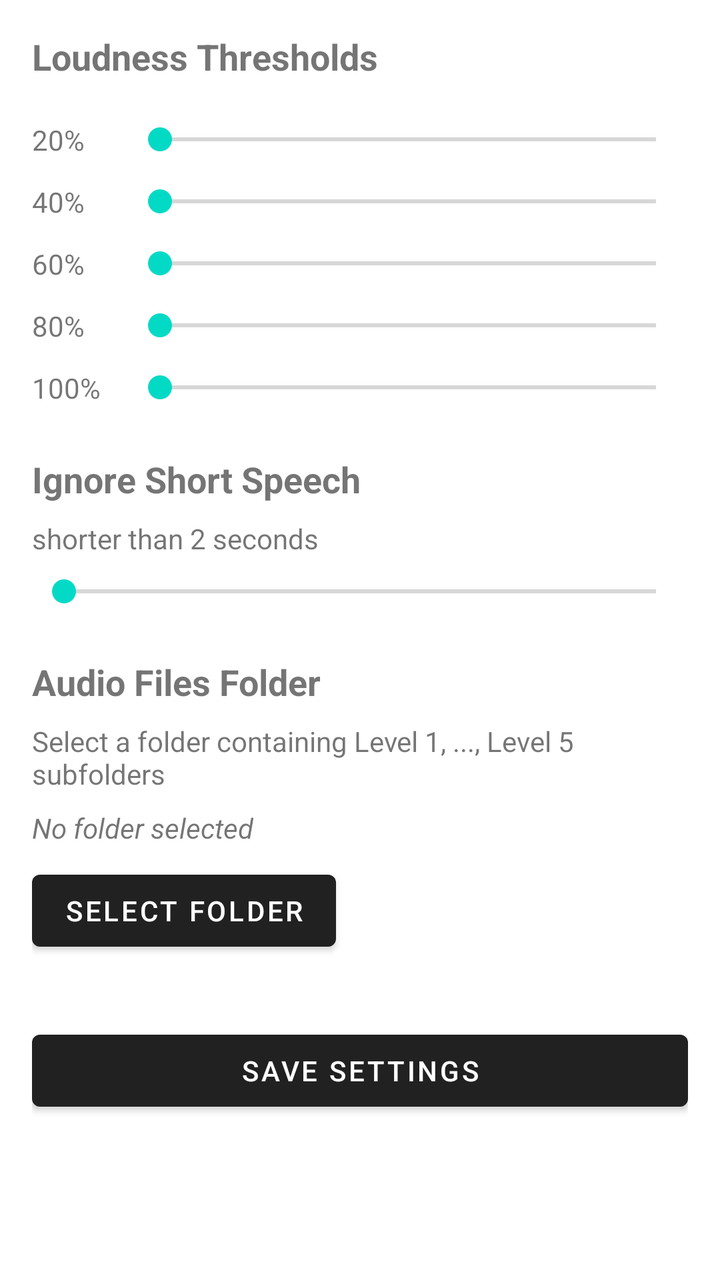
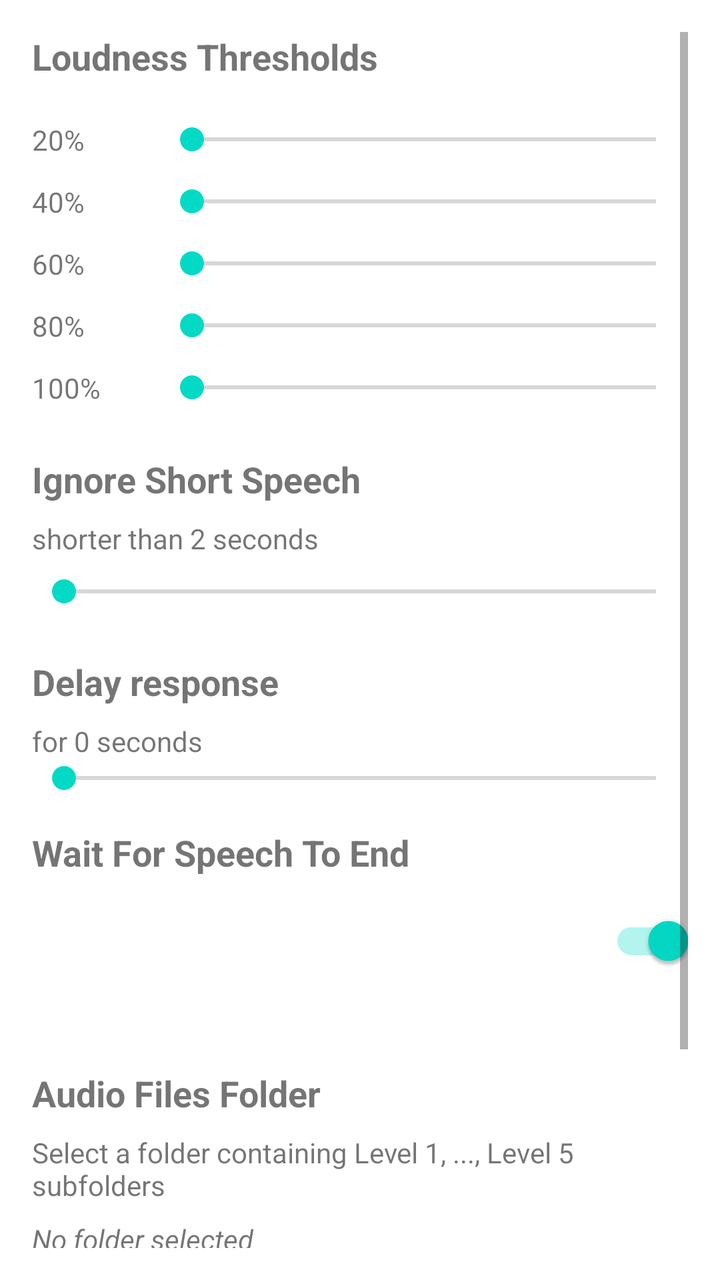

Before-and-after screenshots of an Android layout around one commit, followed by the original layout XML and the change that was made.
<!-- AndroidManifest.xml: application theme Theme.MaterialComponents.DayNight.DarkActionBar -->
<!-- res/layout/activity_settings.xml -->
<?xml version="1.0" encoding="utf-8"?>
<ScrollView xmlns:android="http://schemas.android.com/apk/res/android"
    android:layout_width="match_parent"
    android:layout_height="match_parent"
    android:padding="16dp">

    <LinearLayout
        android:layout_width="match_parent"
        android:layout_height="wrap_content"
        android:orientation="vertical">

        <TextView
            android:layout_width="wrap_content"
            android:layout_height="wrap_content"
            android:text="Loudness Thresholds"
            android:textSize="18sp"
            android:textStyle="bold"
            android:layout_marginBottom="8dp" />

        
        <LinearLayout android:layout_width="match_parent" android:layout_height="wrap_content" android:orientation="horizontal" android:gravity="center_vertical" android:layout_marginTop="12dp">
            <TextView android:id="@+id/tvThreshold1" android:layout_width="48dp" android:layout_height="wrap_content" android:text="20%" />
            <SeekBar android:id="@+id/sbThreshold1" android:layout_width="match_parent" android:layout_height="wrap_content" />
        </LinearLayout>
        
        <LinearLayout android:layout_width="match_parent" android:layout_height="wrap_content" android:orientation="horizontal" android:gravity="center_vertical" android:layout_marginTop="12dp">
            <TextView android:id="@+id/tvThreshold2" android:layout_width="48dp" android:layout_height="wrap_content" android:text="40%" />
            <SeekBar android:id="@+id/sbThreshold2" android:layout_width="match_parent" android:layout_height="wrap_content" />
        </LinearLayout>
        
        <LinearLayout android:layout_width="match_parent" android:layout_height="wrap_content" android:orientation="horizontal" android:gravity="center_vertical" android:layout_marginTop="12dp">
            <TextView android:id="@+id/tvThreshold3" android:layout_width="48dp" android:layout_height="wrap_content" android:text="60%" />
            <SeekBar android:id="@+id/sbThreshold3" android:layout_width="match_parent" android:layout_height="wrap_content" />
        </LinearLayout>
        
        <LinearLayout android:layout_width="match_parent" android:layout_height="wrap_content" android:orientation="horizontal" android:gravity="center_vertical" android:layout_marginTop="12dp">
            <TextView android:id="@+id/tvThreshold4" android:layout_width="48dp" android:layout_height="wrap_content" android:text="80%" />
            <SeekBar android:id="@+id/sbThreshold4" android:layout_width="match_parent" android:layout_height="wrap_content" />
        </LinearLayout>
        
        <LinearLayout android:layout_width="match_parent" android:layout_height="wrap_content" android:orientation="horizontal" android:gravity="center_vertical" android:layout_marginTop="12dp">
            <TextView android:id="@+id/tvThreshold5" android:layout_width="48dp" android:layout_height="wrap_content" android:text="100%" />
            <SeekBar android:id="@+id/sbThreshold5" android:layout_width="match_parent" android:layout_height="wrap_content" />
        </LinearLayout>

        <TextView
            android:layout_width="wrap_content"
            android:layout_height="wrap_content"
            android:text="Ignore Short Speech"
            android:textSize="18sp"
            android:textStyle="bold"
            android:layout_marginTop="24dp"
            android:layout_marginBottom="8dp" />

        <TextView
            android:id="@+id/tvDuration"
            android:layout_width="wrap_content"
            android:layout_height="wrap_content"
            android:text="shorter than 2 seconds"
            android:layout_marginBottom="8dp" />

        <SeekBar
            android:id="@+id/sbDuration"
            android:layout_width="match_parent"
            android:layout_height="wrap_content" />

        <TextView
            android:layout_width="wrap_content"
            android:layout_height="wrap_content"
            android:text="Audio Files Folder"
            android:textSize="18sp"
            android:textStyle="bold"
            android:layout_marginTop="24dp"
            android:layout_marginBottom="8dp" />
            
        <TextView
            android:layout_width="wrap_content"
            android:layout_height="wrap_content"
            android:text="Select a folder containing Level 1, ..., Level 5 subfolders"
            android:textSize="14sp" />

        <TextView
            android:id="@+id/tvFolderName"
            android:layout_width="wrap_content"
            android:layout_height="wrap_content"
            android:text="No folder selected"
            android:textStyle="italic"
            android:layout_marginTop="8dp"
            android:layout_marginBottom="8dp" />

        <Button
            android:id="@+id/btnSelectFolder"
            android:layout_width="wrap_content"
            android:layout_height="wrap_content"
            android:text="Select Folder" />

        <Button
            android:id="@+id/btnSave"
            android:layout_width="match_parent"
            android:layout_height="wrap_content"
            android:text="Save Settings"
            android:layout_marginTop="32dp" />
    </LinearLayout>
</ScrollView>
<!-- resources referenced by this layout -->
<resources>

</resources>

<!-- the commit's change to res/layout/activity_settings.xml (unified diff, before → after) -->
@@ -9,96 +9,56 @@
         android:layout_height="wrap_content"
         android:orientation="vertical">
 
-        <TextView
-            android:layout_width="wrap_content"
-            android:layout_height="wrap_content"
-            android:text="Loudness Thresholds"
-            android:textSize="18sp"
-            android:textStyle="bold"
-            android:layout_marginBottom="8dp" />
+        <TextView android:layout_width="wrap_content" android:layout_height="wrap_content" android:text="Loudness Thresholds" android:textSize="18sp" android:textStyle="bold" android:layout_marginBottom="8dp" />
 
         
         <LinearLayout android:layout_width="match_parent" android:layout_height="wrap_content" android:orientation="horizontal" android:gravity="center_vertical" android:layout_marginTop="12dp">
-            <TextView android:id="@+id/tvThreshold1" android:layout_width="48dp" android:layout_height="wrap_content" android:text="20%" />
+            <TextView android:id="@+id/tvThreshold1" android:layout_width="64dp" android:layout_height="wrap_content" android:text="20%" />
             <SeekBar android:id="@+id/sbThreshold1" android:layout_width="match_parent" android:layout_height="wrap_content" />
         </LinearLayout>
-        
         <LinearLayout android:layout_width="match_parent" android:layout_height="wrap_content" android:orientation="horizontal" android:gravity="center_vertical" android:layout_marginTop="12dp">
-            <TextView android:id="@+id/tvThreshold2" android:layout_width="48dp" android:layout_height="wrap_content" android:text="40%" />
+            <TextView android:id="@+id/tvThreshold2" android:layout_width="64dp" android:layout_height="wrap_content" android:text="40%" />
             <SeekBar android:id="@+id/sbThreshold2" android:layout_width="match_parent" android:layout_height="wrap_content" />
         </LinearLayout>
-        
         <LinearLayout android:layout_width="match_parent" android:layout_height="wrap_content" android:orientation="horizontal" android:gravity="center_vertical" android:layout_marginTop="12dp">
-            <TextView android:id="@+id/tvThreshold3" android:layout_width="48dp" android:layout_height="wrap_content" android:text="60%" />
+            <TextView android:id="@+id/tvThreshold3" android:layout_width="64dp" android:layout_height="wrap_content" android:text="60%" />
             <SeekBar android:id="@+id/sbThreshold3" android:layout_width="match_parent" android:layout_height="wrap_content" />
         </LinearLayout>
-        
         <LinearLayout android:layout_width="match_parent" android:layout_height="wrap_content" android:orientation="horizontal" android:gravity="center_vertical" android:layout_marginTop="12dp">
-            <TextView android:id="@+id/tvThreshold4" android:layout_width="48dp" android:layout_height="wrap_content" android:text="80%" />
+            <TextView android:id="@+id/tvThreshold4" android:layout_width="64dp" android:layout_height="wrap_content" android:text="80%" />
             <SeekBar android:id="@+id/sbThreshold4" android:layout_width="match_parent" android:layout_height="wrap_content" />
         </LinearLayout>
-        
         <LinearLayout android:layout_width="match_parent" android:layout_height="wrap_content" android:orientation="horizontal" android:gravity="center_vertical" android:layout_marginTop="12dp">
-            <TextView android:id="@+id/tvThreshold5" android:layout_width="48dp" android:layout_height="wrap_content" android:text="100%" />
+            <TextView android:id="@+id/tvThreshold5" android:layout_width="64dp" android:layout_height="wrap_content" android:text="100%" />
             <SeekBar android:id="@+id/sbThreshold5" android:layout_width="match_parent" android:layout_height="wrap_content" />
         </LinearLayout>
 
-        <TextView
-            android:layout_width="wrap_content"
-            android:layout_height="wrap_content"
-            android:text="Ignore Short Speech"
-            android:textSize="18sp"
-            android:textStyle="bold"
-            android:layout_marginTop="24dp"
-            android:layout_marginBottom="8dp" />
+        <TextView android:layout_width="wrap_content" android:layout_height="wrap_content" android:text="Ignore Short Speech" android:textSize="18sp" android:textStyle="bold" android:layout_marginTop="24dp" android:layout_marginBottom="8dp" />
+        <TextView android:id="@+id/tvDuration" android:layout_width="wrap_content" android:layout_height="wrap_content" android:text="shorter than 2 seconds" android:layout_marginBottom="8dp" />
+        <SeekBar android:id="@+id/sbDuration" android:layout_width="match_parent" android:layout_height="wrap_content" />
 
-        <TextView
-            android:id="@+id/tvDuration"
-            android:layout_width="wrap_content"
-            android:layout_height="wrap_content"
-            android:text="shorter than 2 seconds"
-            android:layout_marginBottom="8dp" />
+        
+        <TextView android:layout_width="wrap_content" android:layout_height="wrap_content" android:text="Delay response" android:textSize="18sp" android:textStyle="bold" android:layout_marginTop="24dp" android:layout_marginBottom="8dp" />
+        <LinearLayout android:layout_width="match_parent" android:layout_height="wrap_content" android:orientation="horizontal" android:gravity="center_vertical">
+            <TextView android:layout_width="wrap_content" android:layout_height="wrap_content" android:text="for " />
+            <TextView android:id="@+id/tvDelay" android:layout_width="wrap_content" android:layout_height="wrap_content" android:text="0 seconds" />
+        </LinearLayout>
+        <SeekBar android:id="@+id/sbDelay" android:layout_width="match_parent" android:layout_height="wrap_content" android:max="10" android:layout_marginBottom="16dp"/>
 
-        <SeekBar
-            android:id="@+id/sbDuration"
-            android:layout_width="match_parent"
-            android:layout_height="wrap_content" />
+        
+        <TextView android:layout_width="wrap_content" android:layout_height="wrap_content" android:text="Wait For Speech To End" android:textSize="18sp" android:textStyle="bold" android:layout_marginBottom="8dp" />
+        <androidx.appcompat.widget.SwitchCompat 
+            android:id="@+id/switchWaitForEnd" 
+            android:layout_width="match_parent" 
+            android:layout_height="wrap_content" 
+            android:checked="true" 
+            android:layout_marginBottom="16dp" />
 
-        <TextView
-            android:layout_width="wrap_content"
-            android:layout_height="wrap_content"
-            android:text="Audio Files Folder"
-            android:textSize="18sp"
-            android:textStyle="bold"
-            android:layout_marginTop="24dp"
-            android:layout_marginBottom="8dp" />
-            
-        <TextView
-            android:layout_width="wrap_content"
-            android:layout_height="wrap_content"
-            android:text="Select a folder containing Level 1, ..., Level 5 subfolders"
-            android:textSize="14sp" />
+        <TextView android:layout_width="wrap_content" android:layout_height="wrap_content" android:text="Audio Files Folder" android:textSize="18sp" android:textStyle="bold" android:layout_marginTop="24dp" android:layout_marginBottom="8dp" />
+        <TextView android:layout_width="wrap_content" android:layout_height="wrap_content" android:text="Select a folder containing Level 1, ..., Level 5 subfolders" android:textSize="14sp" />
+        <TextView android:id="@+id/tvFolderName" android:layout_width="wrap_content" android:layout_height="wrap_content" android:text="No folder selected" android:textStyle="italic" android:layout_marginTop="8dp" android:layout_marginBottom="8dp" />
+        <Button android:id="@+id/btnSelectFolder" android:layout_width="wrap_content" android:layout_height="wrap_content" android:text="Select Folder" />
 
-        <TextView
-            android:id="@+id/tvFolderName"
-            android:layout_width="wrap_content"
-            android:layout_height="wrap_content"
-            android:text="No folder selected"
-            android:textStyle="italic"
-            android:layout_marginTop="8dp"
-            android:layout_marginBottom="8dp" />
-
-        <Button
-            android:id="@+id/btnSelectFolder"
-            android:layout_width="wrap_content"
-            android:layout_height="wrap_content"
-            android:text="Select Folder" />
-
-        <Button
-            android:id="@+id/btnSave"
-            android:layout_width="match_parent"
-            android:layout_height="wrap_content"
-            android:text="Save Settings"
-            android:layout_marginTop="32dp" />
+        <Button android:id="@+id/btnSave" android:layout_width="match_parent" android:layout_height="wrap_content" android:text="Save Settings" android:layout_marginTop="32dp" />
     </LinearLayout>
 </ScrollView>
